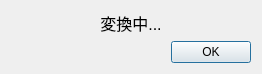
WL-Amigo/LoopMID2LoopOGG, file LoopMID2LoopOGG-GUI/forms/convertingdialog.ui: the form before one commit.
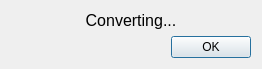
The form after the commit.

What changed in the file:
```diff
--- a/LoopMID2LoopOGG-GUI/forms/convertingdialog.ui
+++ b/LoopMID2LoopOGG-GUI/forms/convertingdialog.ui
@@ -42,7 +42,7 @@
         </font>
        </property>
        <property name="text">
-        <string>変換中...</string>
+        <string>Converting...</string>
        </property>
        <property name="alignment">
         <set>Qt::AlignCenter</set>
```
Left out of the diff: 3 changed lines with no effect on the pictures.
